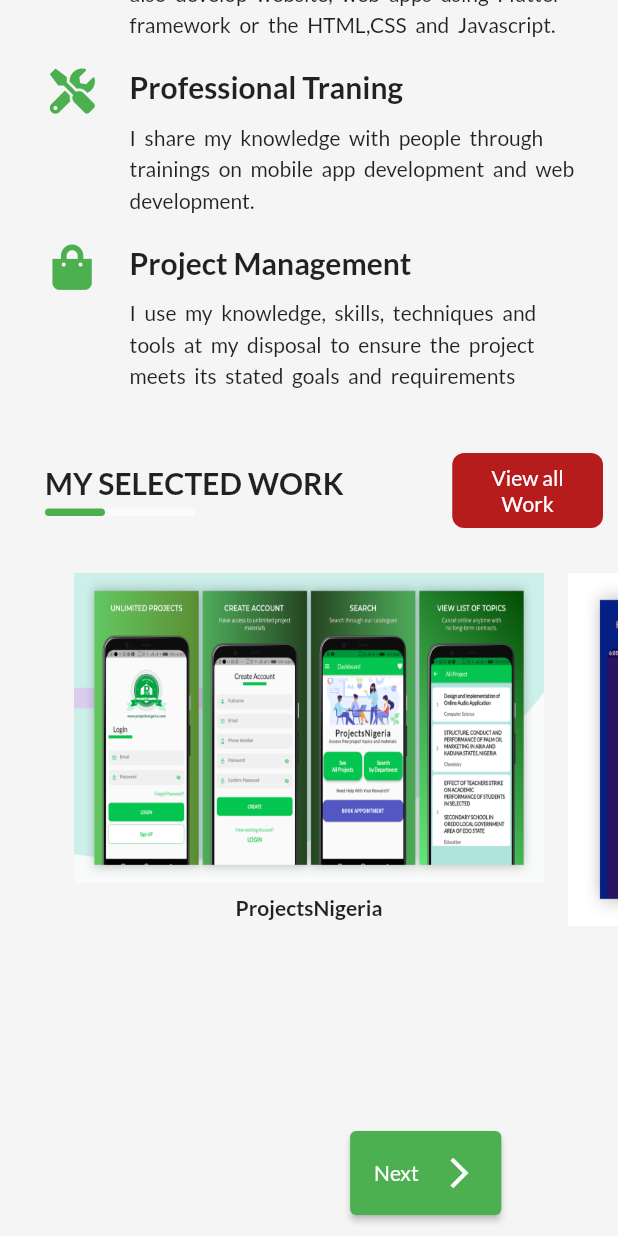
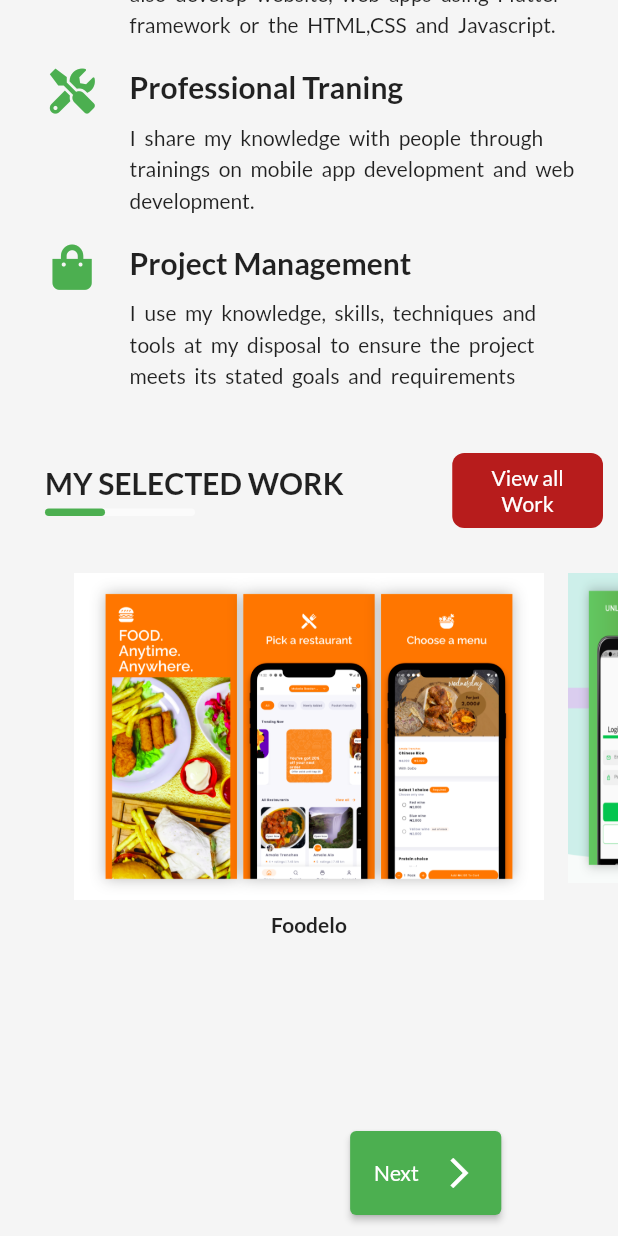
Before and after one commit to aloRanking/portfolio_app, a Flutter app: the screen it shows after launch, scrolled down 1152 dp, on a phone screen of 412 x 824 dp. Run offline on Flutter 3.47's test engine with Material 2 defaults, Android fonts, the phone set to English and light mode, and no system bars; our stand-ins replace animate_do, font_awesome_flutter, google_fonts; missing offline and left inert: draggable_scrollbar, hovering, universal_html.

Commit message:
feat: added foodelo project

```diff
--- a/lib/model/selected_work.dart
+++ b/lib/model/selected_work.dart
@@ -22,11 +22,16 @@ class Project {
 
 List<Project> selectedProjects = [
   Project(
+      image: kProjectImageUrl8,
+      title: 'Foodelo',
+      subtitle: 'A food ordering and delivering app',
+      url: foodeloURL),
+  Project(
       image: kProjectImageUrl1,
       title: 'ProjectsNigeria',
       subtitle:
           'This app allows undergraduate students to have easy access to project materials',
-      url: ''),
+      url: prjctN),
   Project(
     image: kProjectImageUrl2,
     title: 'HaggleX',
--- a/lib/pages/portfolio.dart
+++ b/lib/pages/portfolio.dart
@@ -93,6 +93,9 @@ class DesktopPortfolioPage extends StatelessWidget {
         Container(
             padding: EdgeInsets.all(8),
             height: 380,
+            child: Scrollbar(
+              thumbVisibility: true,
+              controller: _scrollController,
               child: ListView.builder(
                   controller: _scrollController,
                   scrollDirection: Axis.horizontal,
@@ -113,7 +116,8 @@ class DesktopPortfolioPage extends StatelessWidget {
                       animation: animation,
                       animationController: animationController,
                     );
-                })),
+                  }),
+            )),
       ],
             );
   }
--- a/lib/utils/strings.dart
+++ b/lib/utils/strings.dart
@@ -30,6 +30,8 @@ const String foodapp1 = 'https://github.com/aloRanking/food_app1';
 const String movieapp = 'https://github.com/aloRanking/movie_app';
 const String prjctN =
     'https://play.google.com/store/apps/details?id=com.aloranking.projectnigeria';
+const String foodeloURL =
+    'https://play.google.com/store/apps/details?id=africa.foodelo.hybrid';
 const String contact_email = 'adigunalo21@gmail.com';
 
 //add optimized images for better load time and smooth scroll
@@ -41,7 +43,7 @@ final String kProjectImageUrl4 = 'assets/images/covidapp.png';
 final String kProjectImageUrl5 = 'assets/images/lfdssnap.jpg';
 final String kProjectImageUrl6 = 'assets/images/recipe.png';
 final String kProjectImageUrl7 = 'assets/images/resapp.png';
-
+final String kProjectImageUrl8 = 'assets/images/foodelo.png';
 
 const String ktestimonialImageUrl1 = 'assets/images/user_4.png';
 const String ktestimonialImageUrl2 = 'assets/images/user_3.png';
```
Also changed, not shown: assets/images/foodelo.png (added), pubspec.lock. Lines whose indentation alone changed are shown as unchanged.
